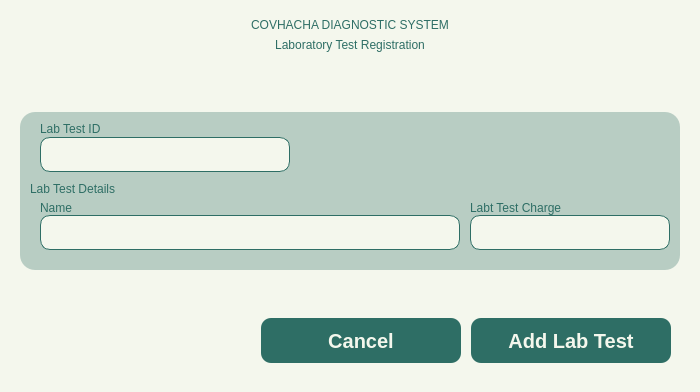
Above: Views/Admin_AddLabTest.ui from VinsmokeSanji69/COVACHA_CLINIC_SYSTEM before the change. Below: the same form after it.
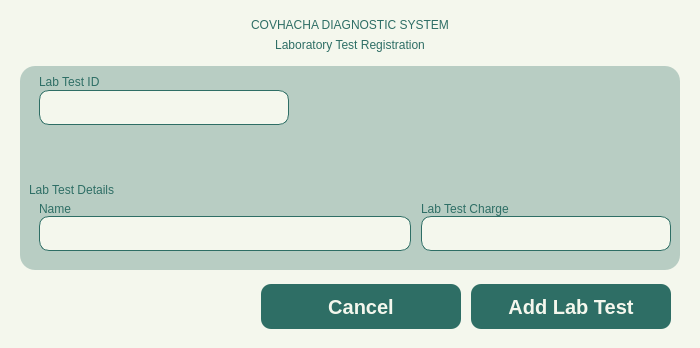
That is the form after the change. Icons and pictures are not drawn.

Diff of the .ui file:
```diff
--- a/Views/Admin_AddLabTest.ui
+++ b/Views/Admin_AddLabTest.ui
@@ -7,7 +7,7 @@
     <x>0</x>
     <y>0</y>
     <width>700</width>
-    <height>392</height>
+    <height>348</height>
    </rect>
   </property>
   <property name="sizePolicy">
@@ -19,7 +19,7 @@
   <property name="maximumSize">
    <size>
     <width>16777215</width>
-    <height>392</height>
+    <height>348</height>
    </size>
   </property>
   <property name="baseSize">
@@ -42,6 +42,12 @@
 </string>
   </property>
   <widget class="QWidget" name="centralwidget">
+   <property name="sizePolicy">
+    <sizepolicy hsizetype="Preferred" vsizetype="Preferred">
+     <horstretch>0</horstretch>
+     <verstretch>0</verstretch>
+    </sizepolicy>
+   </property>
    <property name="maximumSize">
     <size>
      <width>16777215</width>
@@ -50,7 +56,7 @@
    </property>
    <layout class="QVBoxLayout" name="verticalLayout">
     <property name="spacing">
-     <number>0</number>
+     <number>5</number>
     </property>
     <property name="leftMargin">
      <number>20</number>
@@ -59,7 +65,7 @@
      <number>20</number>
     </property>
     <property name="bottomMargin">
-     <number>20</number>
+     <number>10</number>
     </property>
     <item alignment="Qt::AlignTop">
      <widget class="QWidget" name="Header" native="true">
@@ -108,7 +114,7 @@
     <item>
      <widget class="QWidget" name="Body" native="true">
       <property name="sizePolicy">
-       <sizepolicy hsizetype="Expanding" vsizetype="Preferred">
+       <sizepolicy hsizetype="Expanding" vsizetype="Expanding">
         <horstretch>0</horstretch>
         <verstretch>0</verstretch>
        </sizepolicy>
@@ -254,22 +260,7 @@
 </string>
       </property>
       <layout class="QVBoxLayout" name="verticalLayout_3">
-       <property name="spacing">
-        <number>10</number>
-       </property>
-       <property name="leftMargin">
-        <number>10</number>
-       </property>
-       <property name="topMargin">
-        <number>10</number>
-       </property>
-       <property name="rightMargin">
-        <number>10</number>
-       </property>
-       <property name="bottomMargin">
-        <number>10</number>
-       </property>
-       <item alignment="Qt::AlignTop">
+       <item>
         <widget class="QWidget" name="StaffTypeCon" native="true">
          <layout class="QHBoxLayout" name="horizontalLayout_3">
           <property name="spacing">
@@ -352,7 +343,7 @@
          </layout>
         </widget>
        </item>
-       <item alignment="Qt::AlignTop">
+       <item>
         <widget class="QWidget" name="Specialization" native="true">
          <property name="sizePolicy">
           <sizepolicy hsizetype="Preferred" vsizetype="Maximum">
@@ -385,6 +376,12 @@
           </item>
           <item alignment="Qt::AlignTop">
            <widget class="QWidget" name="widget_6" native="true">
+            <property name="sizePolicy">
+             <sizepolicy hsizetype="Expanding" vsizetype="Expanding">
+              <horstretch>0</horstretch>
+              <verstretch>0</verstretch>
+             </sizepolicy>
+            </property>
             <layout class="QHBoxLayout" name="horizontalLayout_6">
              <property name="spacing">
               <number>10</number>
@@ -461,7 +458,7 @@
               <widget class="QWidget" name="widget_10" native="true">
                <property name="minimumSize">
                 <size>
-                 <width>200</width>
+                 <width>250</width>
                  <height>0</height>
                 </size>
                </property>
@@ -490,7 +487,7 @@
                    </sizepolicy>
                   </property>
                   <property name="text">
-                   <string>Labt Test Charge</string>
+                   <string>Lab Test Charge</string>
                   </property>
                  </widget>
                 </item>
@@ -516,7 +513,7 @@
       </layout>
      </widget>
     </item>
-    <item alignment="Qt::AlignBottom">
+    <item>
      <widget class="QWidget" name="Buttons" native="true">
       <property name="sizePolicy">
        <sizepolicy hsizetype="Expanding" vsizetype="Preferred">
```
Left out of the diff: 2 changed lines with no effect on the pictures.
